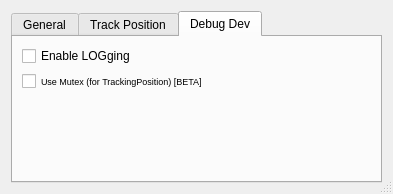
The window that interactive_map_tracking_dialog_base.ui (Remi-C/interactive_map_tracking) describes before a commit, drawn with Qt 5.
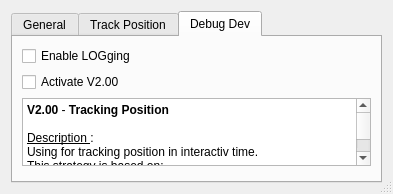
The same window after the commit. The open tabs and pages were chosen to show the change. Icons and pictures are not drawn.

Commit message: v2.00: Fix some bugs (GUI and initialisation variables)

The edit to the form file:
```diff
--- a/interactive_map_tracking_dialog_base.ui
+++ b/interactive_map_tracking_dialog_base.ui
@@ -218,52 +218,67 @@
       <attribute name="title">
        <string>Debug Dev</string>
       </attribute>
-      <layout class="QGridLayout" name="gridLayout_3">
+      <layout class="QFormLayout" name="formLayout_2">
        <item row="0" column="0">
-        <widget class="QCheckBox" name="enableLogging">
-         <property name="text">
-          <string>Enable LOGging</string>
-         </property>
-        </widget>
+        <layout class="QFormLayout" name="formLayout">
+         <item row="0" column="0">
+          <widget class="QCheckBox" name="enableLogging">
+           <property name="text">
+            <string>Enable LOGging</string>
+           </property>
+          </widget>
+         </item>
+         <item row="1" column="0">
+          <widget class="QCheckBox" name="enableUseMutexForTP">
+           <property name="font">
+            <font>
+             <pointsize>9</pointsize>
+            </font>
+           </property>
+           <property name="text">
+            <string>Activate V2.00</string>
+           </property>
+          </widget>
+         </item>
+        </layout>
        </item>
        <item row="0" column="1">
-        <spacer name="horizontalSpacer_5">
+        <spacer name="horizontalSpacer_2">
          <property name="orientation">
           <enum>Qt::Horizontal</enum>
          </property>
          <property name="sizeHint" stdset="0">
           <size>
-           <width>156</width>
-           <height>20</height>
+           <width>220</width>
+           <height>46</height>
           </size>
          </property>
         </spacer>
        </item>
-       <item row="1" column="0">
-        <widget class="QCheckBox" name="enableUseMutexForTP">
-         <property name="font">
-          <font>
-           <pointsize>7</pointsize>
-          </font>
-         </property>
-         <property name="text">
-          <string>Use Mutex (for TrackingPosition) [BETA]</string>
+       <item row="1" column="0" colspan="2">
+        <widget class="QTextEdit" name="textEdit_V2">
+         <property name="html">
+          <string>&lt;!DOCTYPE HTML PUBLIC &quot;-//W3C//DTD HTML 4.0//EN&quot; &quot;http://www.w3.org/TR/REC-html40/strict.dtd&quot;&gt;
+&lt;html&gt;&lt;head&gt;&lt;meta name=&quot;qrichtext&quot; content=&quot;1&quot; /&gt;&lt;style type=&quot;text/css&quot;&gt;
+p, li { white-space: pre-wrap; }
+&lt;/style&gt;&lt;/head&gt;&lt;body style=&quot; font-family:'Sans Serif'; font-size:9pt; font-weight:400; font-style:normal;&quot;&gt;
+&lt;p style=&quot; margin-top:0px; margin-bottom:0px; margin-left:0px; margin-right:0px; -qt-block-indent:0; text-indent:0px;&quot;&gt;&lt;span style=&quot; font-weight:600;&quot;&gt;V2.00 &lt;/span&gt;-&lt;span style=&quot; font-weight:600;&quot;&gt; Tracking Position&lt;/span&gt;&lt;/p&gt;
+&lt;p style=&quot;-qt-paragraph-type:empty; margin-top:0px; margin-bottom:0px; margin-left:0px; margin-right:0px; -qt-block-indent:0; text-indent:0px;&quot;&gt;&lt;br /&gt;&lt;/p&gt;
+&lt;p style=&quot; margin-top:0px; margin-bottom:0px; margin-left:0px; margin-right:0px; -qt-block-indent:0; text-indent:0px;&quot;&gt;&lt;span style=&quot; text-decoration: underline;&quot;&gt;Description &lt;/span&gt;:&lt;/p&gt;
+&lt;p style=&quot; margin-top:0px; margin-bottom:0px; margin-left:0px; margin-right:0px; -qt-block-indent:0; text-indent:0px;&quot;&gt;Using for tracking position in interactiv time.&lt;/p&gt;
+&lt;p style=&quot; margin-top:0px; margin-bottom:0px; margin-left:0px; margin-right:0px; -qt-block-indent:0; text-indent:0px;&quot;&gt;This strategy is based on:&lt;/p&gt;
+&lt;p style=&quot; margin-top:0px; margin-bottom:0px; margin-left:0px; margin-right:0px; -qt-block-indent:0; text-indent:0px;&quot;&gt;- &lt;span style=&quot; font-weight:600;&quot;&gt;Queueing&lt;/span&gt; request from QGis Api Mouse Event (&lt;span style=&quot; font-weight:600;&quot;&gt;filter&lt;/span&gt; a bit the flow)&lt;/p&gt;
+&lt;p style=&quot; margin-top:0px; margin-bottom:0px; margin-left:0px; margin-right:0px; -qt-block-indent:0; text-indent:0px;&quot;&gt;- Using &lt;span style=&quot; font-weight:600;&quot;&gt;timers&lt;/span&gt; and &lt;span style=&quot; font-weight:600;&quot;&gt;threads&lt;/span&gt; to &lt;span style=&quot; font-size:10pt; font-weight:600;&quot;&gt;distributued costs&lt;/span&gt; on: &lt;/p&gt;
+&lt;p style=&quot; margin-top:0px; margin-bottom:0px; margin-left:0px; margin-right:0px; -qt-block-indent:0; text-indent:0px;&quot;&gt;  - edit/saving : on QGIS Layer &lt;/p&gt;
+&lt;p style=&quot; margin-top:0px; margin-bottom:0px; margin-left:0px; margin-right:0px; -qt-block-indent:0; text-indent:0px;&quot;&gt;  - committing : on QGIS Layer to Provider Data (disk, DB, ...)&lt;/p&gt;
+&lt;p style=&quot;-qt-paragraph-type:empty; margin-top:0px; margin-bottom:0px; margin-left:0px; margin-right:0px; -qt-block-indent:0; text-indent:0px;&quot;&gt;&lt;br /&gt;&lt;/p&gt;
+&lt;p style=&quot; margin-top:0px; margin-bottom:0px; margin-left:0px; margin-right:0px; -qt-block-indent:0; text-indent:0px;&quot;&gt;&lt;span style=&quot; text-decoration: underline;&quot;&gt;Results expected&lt;/span&gt; :&lt;/p&gt;
+&lt;p style=&quot; margin-top:0px; margin-bottom:0px; margin-left:0px; margin-right:0px; -qt-block-indent:0; text-indent:0px;&quot;&gt;- less bugs/errors&lt;/p&gt;
+&lt;p style=&quot; margin-top:0px; margin-bottom:0px; margin-left:0px; margin-right:0px; -qt-block-indent:0; text-indent:0px;&quot;&gt;- more &lt;span style=&quot; font-weight:600;&quot;&gt;speed&lt;/span&gt; &lt;/p&gt;
+&lt;p style=&quot; margin-top:0px; margin-bottom:0px; margin-left:0px; margin-right:0px; -qt-block-indent:0; text-indent:0px;&quot;&gt;=&amp;gt;&lt;span style=&quot; color:#00007f;&quot;&gt; better interaction with QGIS MapTools (pan/navigate)&lt;/span&gt;&lt;/p&gt;&lt;/body&gt;&lt;/html&gt;</string>
          </property>
         </widget>
        </item>
-       <item row="1" column="1">
-        <spacer name="horizontalSpacer_6">
-         <property name="orientation">
-          <enum>Qt::Horizontal</enum>
-         </property>
-         <property name="sizeHint" stdset="0">
-          <size>
-           <width>40</width>
-           <height>20</height>
-          </size>
-         </property>
-        </spacer>
-       </item>
        <item row="2" column="0">
         <spacer name="verticalSpacer_4">
          <property name="orientation">
@@ -272,7 +287,7 @@
          <property name="sizeHint" stdset="0">
           <size>
            <width>20</width>
-           <height>40</height>
+           <height>3</height>
           </size>
          </property>
         </spacer>
```
Left out of the diff: 39 changed lines with no effect on the pictures. The commit also changes 5 other files.
